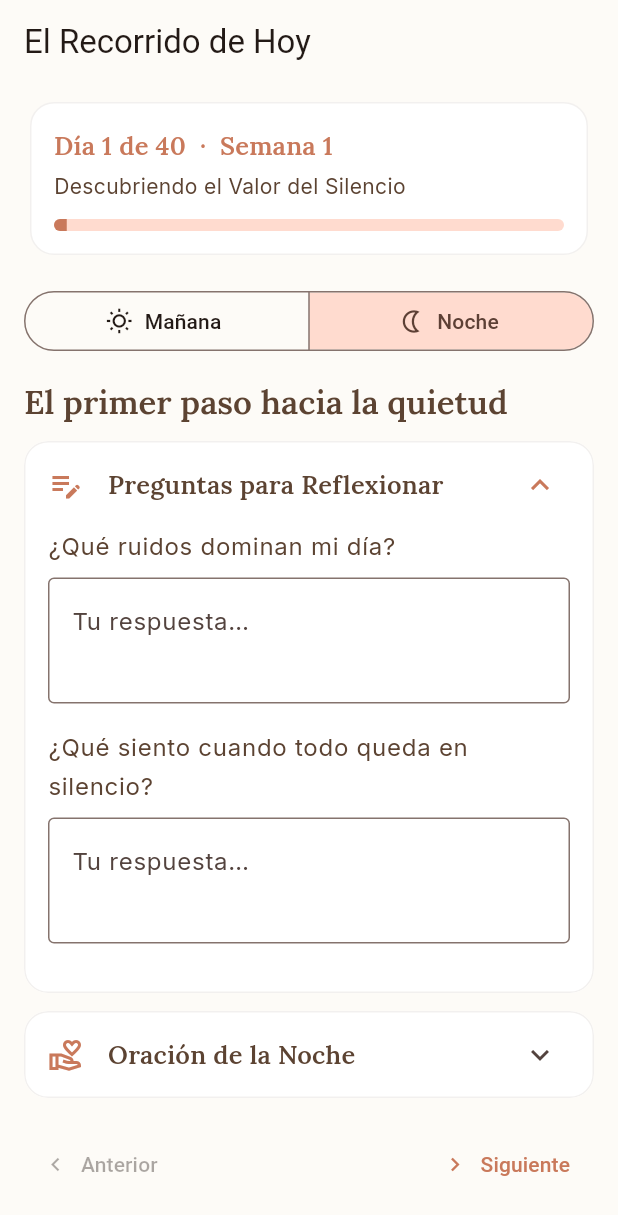
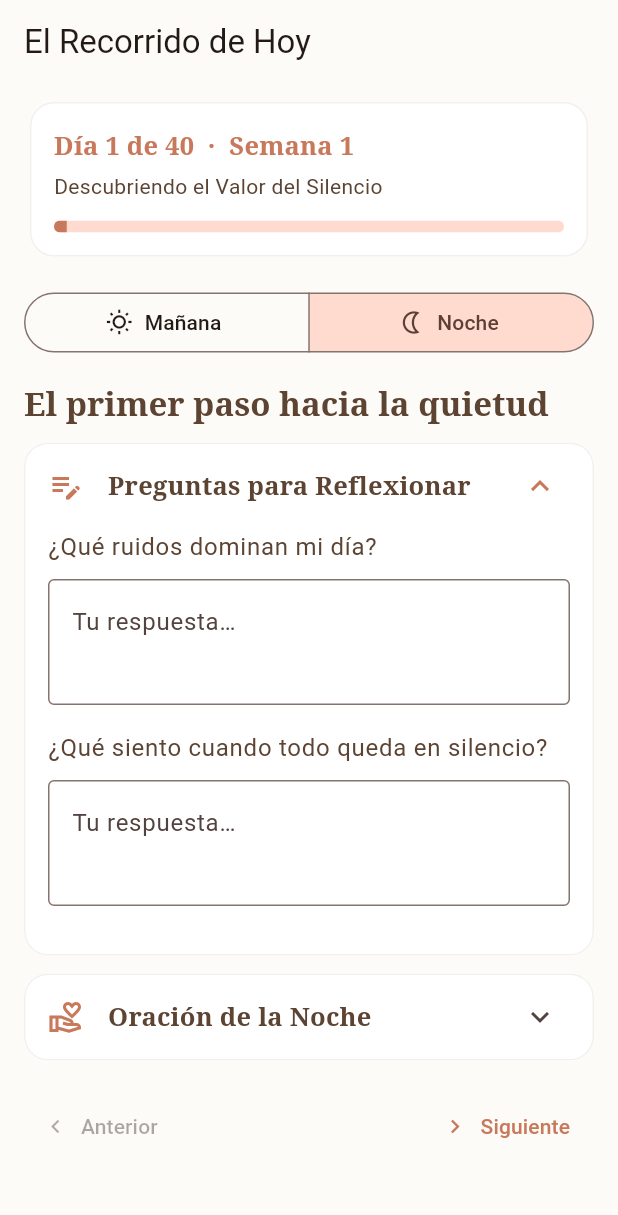
Before and after one commit to usettt19-eng/viaje-en-silencio, a Flutter app: the screen it shows after launch, after a tap on "Noche", on a phone screen of 412 x 824 dp. Shown: the top 1215 px of the screen. Run offline on Flutter 3.47's test engine with Material 3 defaults, Android fonts, the phone set to English and light mode, and no system bars; our stand-ins replace share_plus, shared_preferences.

Commit message:
Quitar google_fonts (descarga en runtime) y blindar la carga inicial
Co-Authored-By: Claude Sonnet 5.5 <noreply@anthropic.com>
Claude-Session: https://claude.ai/code/session_01UzLNtTCaMMDWjBvHtpDSSc

```diff
--- a/lib/screens/home_screen.dart
+++ b/lib/screens/home_screen.dart
@@ -31,12 +31,16 @@ class _HomeScreenState extends State<HomeScreen> {
   }
 
   Future<void> _load() async {
-    final prefs = await SharedPreferences.getInstance();
-    final raw = prefs.getString(_prefsKey);
-    setState(() {
+    try {
+      final prefs = await SharedPreferences.getInstance();
+      final raw = prefs.getString(_prefsKey);
       if (raw != null) _progress = Progress.fromJson(raw);
-      _loading = false;
-    });
+    } catch (_) {
+      // Si los datos guardados fallan, se empieza desde el día 1.
+      _progress = const Progress();
+    } finally {
+      if (mounted) setState(() => _loading = false);
+    }
   }
 
   Future<void> _save(Progress p) async {
--- a/lib/theme/app_theme.dart
+++ b/lib/theme/app_theme.dart
@@ -1,5 +1,4 @@
 import 'package:flutter/material.dart';
-import 'package:google_fonts/google_fonts.dart';
 
 class AppColors {
   static const cream = Color(0xFFFDFBF7);
@@ -12,13 +11,13 @@ class AppColors {
 
 class AppTheme {
   static TextTheme _text(Color color) => TextTheme(
-        displayLarge: GoogleFonts.lora(fontSize: 32, color: color),
+        displayLarge: TextStyle(fontFamily: 'serif', fontSize: 32, color: color),
         headlineMedium:
-            GoogleFonts.lora(fontSize: 22, fontWeight: FontWeight.w600, color: color),
+            TextStyle(fontFamily: 'serif', fontSize: 22, fontWeight: FontWeight.w600, color: color),
         titleMedium:
-            GoogleFonts.lora(fontSize: 17, fontWeight: FontWeight.w600, color: color),
-        bodyLarge: GoogleFonts.inter(fontSize: 16, height: 1.6, color: color),
-        bodyMedium: GoogleFonts.inter(fontSize: 14, height: 1.5, color: color),
+            TextStyle(fontFamily: 'serif', fontSize: 17, fontWeight: FontWeight.w600, color: color),
+        bodyLarge: TextStyle(fontSize: 16, height: 1.6, color: color),
+        bodyMedium: TextStyle(fontSize: 14, height: 1.5, color: color),
       );
 
   static ThemeData light() => ThemeData(
--- a/pubspec.yaml
+++ b/pubspec.yaml
@@ -9,7 +9,6 @@ environment:
 dependencies:
   flutter:
     sdk: flutter
-  google_fonts: ^6.2.1
   share_plus: ^9.0.0
   shared_preferences: ^2.2.3
 
```
